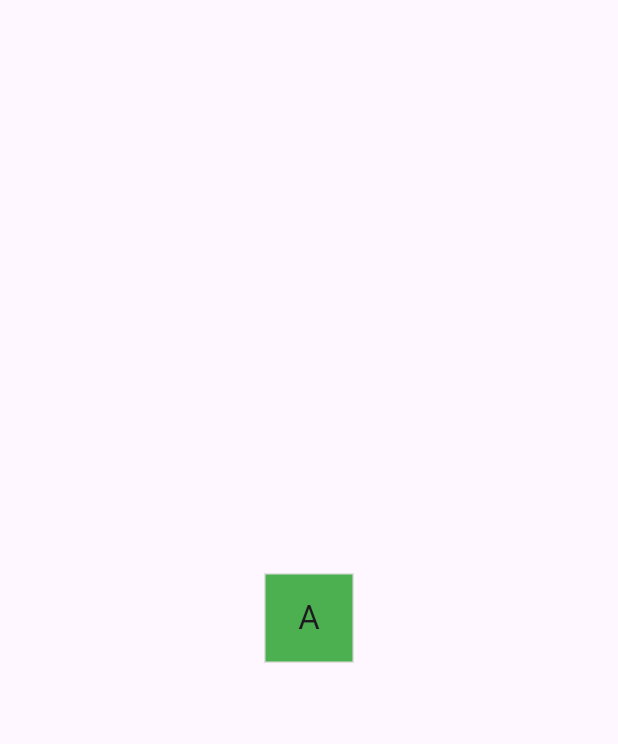
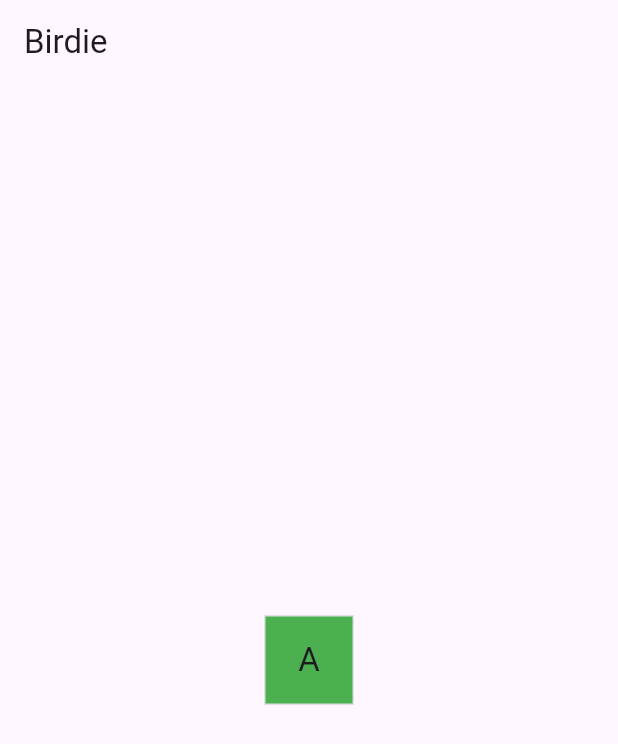
Before and after one commit to Razazele/birdie-flutter-course, a Flutter app: the screen it shows after launch, on a phone screen of 412 x 824 dp. Shown: the top 744 px of the screen. Run offline on Flutter 3.47's test engine with Material 3 defaults, Android fonts, the light colour scheme and no system bars.

Commit message:
Agregada Appbar/titlebar

```diff
--- a/lib/main.dart
+++ b/lib/main.dart
@@ -12,8 +12,16 @@ class MainApp extends StatelessWidget {
 
   @override
   Widget build(BuildContext context) {
-    return const MaterialApp(
-      home: Scaffold(body: Center(child: Tile('A', HitType.hit))),
+    return MaterialApp(
+      home: Scaffold(
+        appBar: AppBar(
+          title: const Align(
+            alignment: Alignment.centerLeft,
+            child: Text('Birdie'),
+          ),
+        ),
+        body: const Center(child: Tile('A', HitType.hit)),
+      ),
     );
   }
 }
```
